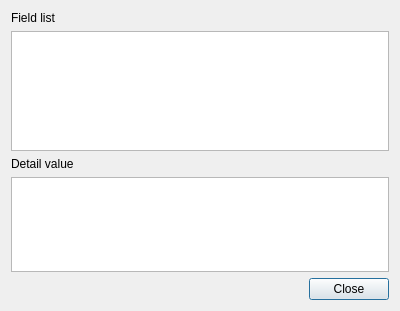
jykim74/CCMan, file CCMan/cert_info_dlg.ui: the form before one commit.
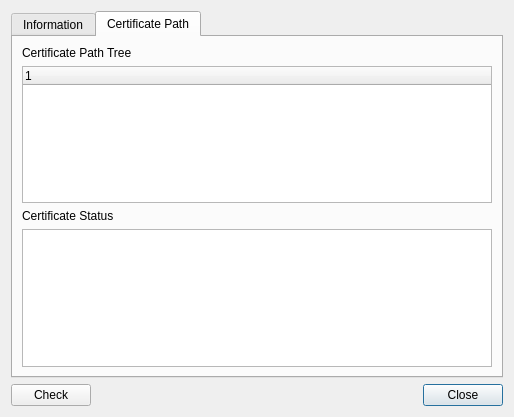
The form after the commit. The open tabs and pages were chosen to show the change.

Diff of the .ui file:
```diff
--- a/CCMan/cert_info_dlg.ui
+++ b/CCMan/cert_info_dlg.ui
@@ -6,25 +6,98 @@
    <rect>
     <x>0</x>
     <y>0</y>
-    <width>400</width>
-    <height>311</height>
+    <width>514</width>
+    <height>417</height>
    </rect>
   </property>
   <property name="windowTitle">
    <string>Certificate information</string>
   </property>
-  <layout class="QGridLayout" name="gridLayout">
+  <layout class="QVBoxLayout" name="verticalLayout">
+   <item>
+    <widget class="QTabWidget" name="tabWidget">
+     <property name="currentIndex">
+      <number>0</number>
+     </property>
+     <widget class="QWidget" name="tab">
+      <attribute name="title">
+       <string>Information</string>
+      </attribute>
+      <layout class="QGridLayout" name="gridLayout_2">
+       <item row="0" column="0">
+        <widget class="QLabel" name="label">
+         <property name="text">
+          <string>Field List</string>
+         </property>
+        </widget>
+       </item>
+       <item row="1" column="0">
+        <widget class="QTableWidget" name="mFieldTable"/>
+       </item>
    <item row="2" column="0">
     <widget class="QLabel" name="label_2">
      <property name="text">
-      <string>Detail value</string>
+          <string>Detail Value</string>
      </property>
     </widget>
    </item>
-   <item row="3" column="0" colspan="2">
-    <widget class="QTextEdit" name="mDetailText"/>
-   </item>
-   <item row="4" column="0">
+       <item row="3" column="0">
+        <widget class="QPlainTextEdit" name="mDetailText">
+         <property name="readOnly">
+          <bool>true</bool>
+         </property>
+        </widget>
+       </item>
+      </layout>
+     </widget>
+     <widget class="QWidget" name="tab_2">
+      <attribute name="title">
+       <string>Certificate Path</string>
+      </attribute>
+      <layout class="QGridLayout" name="gridLayout_3">
+       <item row="1" column="0">
+        <widget class="QTreeWidget" name="mCertPathTree">
+         <column>
+          <property name="text">
+           <string notr="true">1</string>
+          </property>
+         </column>
+        </widget>
+       </item>
+       <item row="0" column="0">
+        <widget class="QLabel" name="label_3">
+         <property name="text">
+          <string>Certificate Path Tree</string>
+         </property>
+        </widget>
+       </item>
+       <item row="2" column="0">
+        <widget class="QLabel" name="label_4">
+         <property name="text">
+          <string>Certificate Status</string>
+         </property>
+        </widget>
+       </item>
+       <item row="3" column="0">
+        <widget class="QPlainTextEdit" name="mCertStatusText"/>
+       </item>
+      </layout>
+     </widget>
+    </widget>
+   </item>
+   <item>
+    <layout class="QGridLayout" name="gridLayout">
+     <property name="topMargin">
+      <number>0</number>
+     </property>
+     <item row="0" column="2">
+      <widget class="QPushButton" name="mCloseBtn">
+       <property name="text">
+        <string>Close</string>
+       </property>
+      </widget>
+     </item>
+     <item row="0" column="1">
     <spacer name="horizontalSpacer">
      <property name="orientation">
       <enum>Qt::Horizontal</enum>
@@ -37,31 +110,16 @@
      </property>
     </spacer>
    </item>
-   <item row="4" column="1">
-    <widget class="QPushButton" name="mCloseBtn">
-     <property name="text">
-      <string>Close</string>
-     </property>
-    </widget>
-   </item>
-   <item row="1" column="0" colspan="2">
-    <widget class="QTableWidget" name="mFieldTable">
-     <property name="minimumSize">
-      <size>
-       <width>0</width>
-       <height>120</height>
-      </size>
-     </property>
-    </widget>
-   </item>
    <item row="0" column="0">
-    <widget class="QLabel" name="label">
+      <widget class="QPushButton" name="mCheckBtn">
      <property name="text">
-      <string>Field list</string>
+        <string>Check</string>
      </property>
     </widget>
    </item>
   </layout>
+   </item>
+  </layout>
  </widget>
  <resources/>
  <connections/>
```
Left out of the diff: 9 changed lines with no effect on the pictures. Lines whose indentation alone changed are shown as unchanged.
